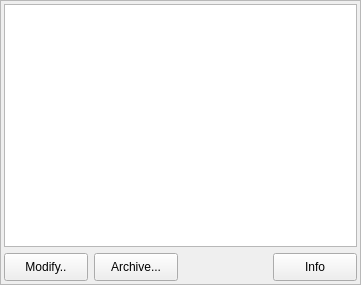
smartboyhw/speechcontrol, file res/ui/settingspane-sessions.ui: the form before one commit.
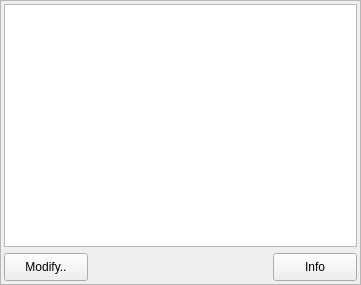
The form after the commit.

Commit message: Removed the 'Archive' button from UI.

What changed in the file:
```diff
--- a/res/ui/settingspane-sessions.ui
+++ b/res/ui/settingspane-sessions.ui
@@ -75,31 +75,6 @@
         </property>
        </widget>
       </item>
-      <item>
-       <widget class="QPushButton" name="btnArchive">
-        <property name="sizePolicy">
-         <sizepolicy hsizetype="MinimumExpanding" vsizetype="Preferred">
-          <horstretch>0</horstretch>
-          <verstretch>0</verstretch>
-         </sizepolicy>
-        </property>
-        <property name="minimumSize">
-         <size>
-          <width>84</width>
-          <height>28</height>
-         </size>
-        </property>
-        <property name="maximumSize">
-         <size>
-          <width>84</width>
-          <height>28</height>
-         </size>
-        </property>
-        <property name="text">
-         <string>Archive...</string>
-        </property>
-       </widget>
-      </item>
       <item>
        <spacer name="horizontalSpacer">
         <property name="orientation">
```
